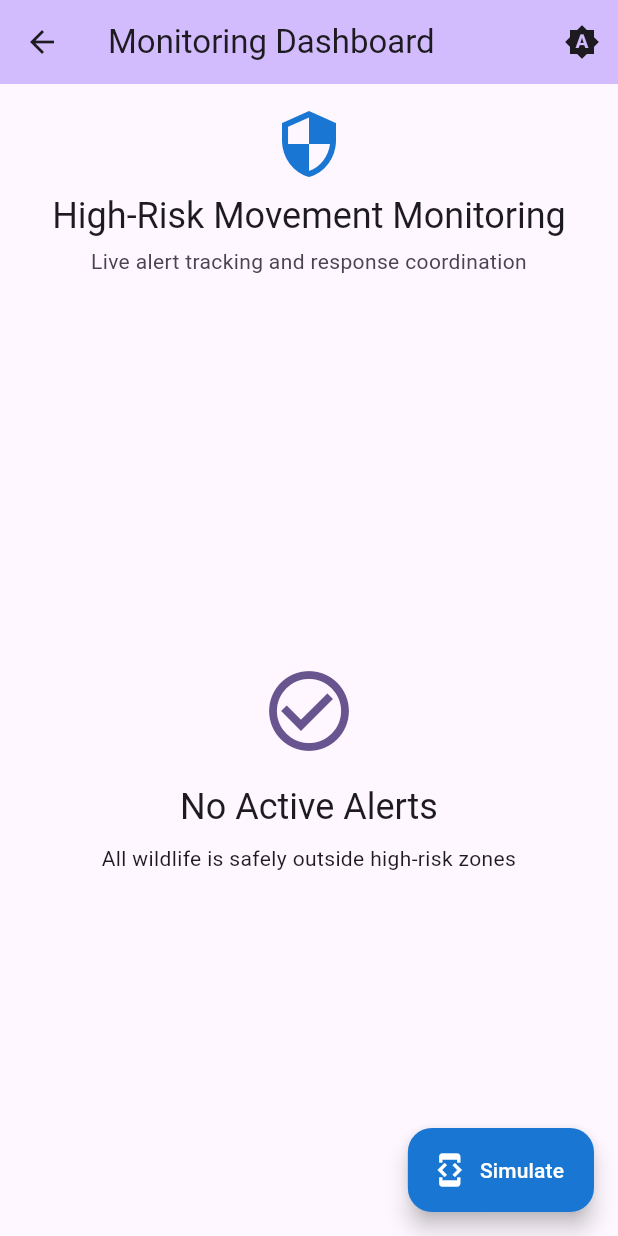
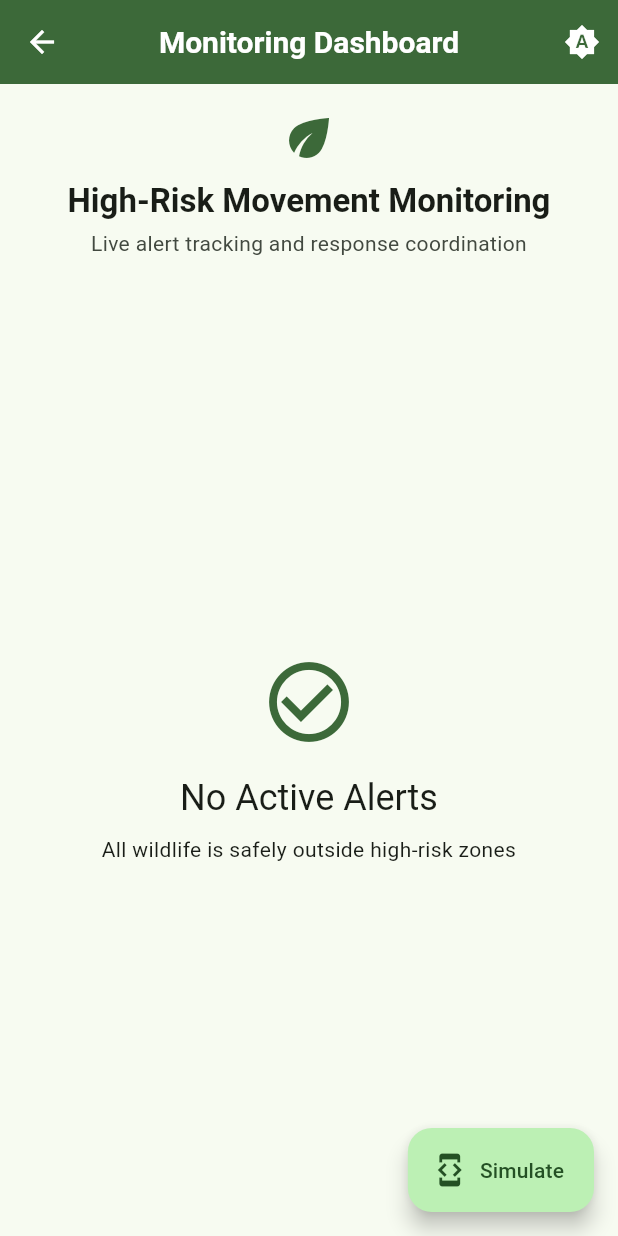
Before and after one commit to Senith001/wildora, a Flutter app: the screen it shows after launch, after a tap on "High-Risk Movement Monitoring", on a phone screen of 412 x 824 dp. Run offline on Flutter 3.47's test engine with Material 3 defaults, Android fonts, the phone set to English and light mode, and no system bars; our stand-ins replace cloud_firestore, firebase_core, firebase_messaging; accounts and stored records are empty.

Commit message:
style(high-risk): rebrand to conservation green theme and refresh alert and monitoring UI

```diff
--- a/lib/src/app/app.dart
+++ b/lib/src/app/app.dart
@@ -27,6 +27,7 @@ class WildoraApp extends StatelessWidget {
       builder: (context, _) {
         return MaterialApp(
           title: 'Wildora',
+          debugShowCheckedModeBanner: false,
           theme: AppTheme.light(),
           darkTheme: AppTheme.dark(),
           themeMode: themeController.themeMode,
--- a/lib/src/app/theme/app_theme.dart
+++ b/lib/src/app/theme/app_theme.dart
@@ -2,24 +2,122 @@ import 'package:flutter/material.dart';
 
 /// Centralized theme configuration for Wildora app.
 ///
-/// Provides both light and dark theme variants using the existing
-/// deepPurple seed color to maintain visual consistency.
+/// Provides both light and dark theme variants using a conservation green
+/// seed color to maintain visual consistency with the brand identity.
 class AppTheme {
   static ThemeData light() {
+    final colorScheme = ColorScheme.fromSeed(
+      seedColor: const Color(0xFF2E7D32), // Conservation green
+      brightness: Brightness.light,
+    );
+
     return ThemeData(
-      colorScheme: ColorScheme.fromSeed(
-        seedColor: Colors.deepPurple,
-        brightness: Brightness.light,
+      colorScheme: colorScheme,
+      appBarTheme: AppBarTheme(
+        backgroundColor: colorScheme.primary,
+        foregroundColor: colorScheme.onPrimary,
+        centerTitle: true,
+        elevation: 0,
+        scrolledUnderElevation: 2,
+        titleTextStyle: TextStyle(
+          color: colorScheme.onPrimary,
+          fontSize: 20,
+          fontWeight: FontWeight.bold,
+        ),
+      ),
+      cardTheme: CardThemeData(
+        elevation: 2,
+        surfaceTintColor: colorScheme.surfaceTint,
+        shape: RoundedRectangleBorder(borderRadius: BorderRadius.circular(16)),
+      ),
+      elevatedButtonTheme: ElevatedButtonThemeData(
+        style: ElevatedButton.styleFrom(
+          shape: RoundedRectangleBorder(
+            borderRadius: BorderRadius.circular(12),
+          ),
+          padding: const EdgeInsets.symmetric(vertical: 14, horizontal: 24),
+          textStyle: const TextStyle(fontWeight: FontWeight.bold),
+        ),
+      ),
+      outlinedButtonTheme: OutlinedButtonThemeData(
+        style: OutlinedButton.styleFrom(
+          shape: RoundedRectangleBorder(
+            borderRadius: BorderRadius.circular(12),
+          ),
+          padding: const EdgeInsets.symmetric(vertical: 14, horizontal: 24),
+          textStyle: const TextStyle(fontWeight: FontWeight.bold),
+        ),
+      ),
+      filledButtonTheme: FilledButtonThemeData(
+        style: FilledButton.styleFrom(
+          shape: RoundedRectangleBorder(
+            borderRadius: BorderRadius.circular(12),
+          ),
+          padding: const EdgeInsets.symmetric(vertical: 14, horizontal: 24),
+          textStyle: const TextStyle(fontWeight: FontWeight.bold),
+        ),
+      ),
+      listTileTheme: const ListTileThemeData(
+        contentPadding: EdgeInsets.symmetric(horizontal: 16, vertical: 4),
       ),
       extensions: [AlertColors.light],
     );
   }
 
   static ThemeData dark() {
+    final colorScheme = ColorScheme.fromSeed(
+      seedColor: const Color(0xFF2E7D32), // Conservation green
+      brightness: Brightness.dark,
+    );
+
     return ThemeData(
-      colorScheme: ColorScheme.fromSeed(
-        seedColor: Colors.deepPurple,
-        brightness: Brightness.dark,
+      colorScheme: colorScheme,
+      appBarTheme: AppBarTheme(
+        backgroundColor: colorScheme.primary,
+        foregroundColor: colorScheme.onPrimary,
+        centerTitle: true,
+        elevation: 0,
+        scrolledUnderElevation: 2,
+        titleTextStyle: TextStyle(
+          color: colorScheme.onPrimary,
+          fontSize: 20,
+          fontWeight: FontWeight.bold,
+        ),
+      ),
+      cardTheme: CardThemeData(
+        elevation: 2,
+        surfaceTintColor: colorScheme.surfaceTint,
+        shape: RoundedRectangleBorder(borderRadius: BorderRadius.circular(16)),
+      ),
+      elevatedButtonTheme: ElevatedButtonThemeData(
+        style: ElevatedButton.styleFrom(
+          shape: RoundedRectangleBorder(
+            borderRadius: BorderRadius.circular(12),
+          ),
+          padding: const EdgeInsets.symmetric(vertical: 14, horizontal: 24),
+          textStyle: const TextStyle(fontWeight: FontWeight.bold),
+        ),
+      ),
+      outlinedButtonTheme: OutlinedButtonThemeData(
+        style: OutlinedButton.styleFrom(
+          shape: RoundedRectangleBorder(
+            borderRadius: BorderRadius.circular(12),
+          ),
+          padding: const EdgeInsets.symmetric(vertical: 14, horizontal: 24),
+          textStyle: const TextStyle(fontWeight: FontWeight.bold),
+        ),
+      ),
+      filledButtonTheme: FilledButtonThemeData(
+        style: FilledButton.styleFrom(
+          shape: RoundedRectangleBorder(
+            borderRadius: BorderRadius.circular(12),
+          ),
+          padding: const EdgeInsets.symmetric(vertical: 14, horizontal: 24),
+          textStyle: const TextStyle(fontWeight: FontWeight.bold),
+        ),
+      ),
+      listTileTheme: const ListTileThemeData(
+        contentPadding: EdgeInsets.symmetric(horizontal: 16, vertical: 4),
       ),
       extensions: [AlertColors.dark],
     );
--- a/lib/src/features/high_risk_movement/presentation/monitoring_dashboard_screen.dart
+++ b/lib/src/features/high_risk_movement/presentation/monitoring_dashboard_screen.dart
@@ -1,6 +1,5 @@
 import 'package:flutter/material.dart';
 
-import '../../../app/theme/app_theme.dart';
 import '../../../app/theme/theme_controller.dart';
 import '../../../data/models/alert.dart';
 import '../application/animal_monitoring_controller.dart';
@@ -33,18 +32,15 @@ class MonitoringDashboardScreen extends StatefulWidget {
 class _MonitoringDashboardScreenState extends State<MonitoringDashboardScreen> {
   @override
   Widget build(BuildContext context) {
-    final alertColors = Theme.of(context).extension<AlertColors>()!;
-
     return Scaffold(
       appBar: AppBar(
         title: const Text('Monitoring Dashboard'),
-        backgroundColor: Theme.of(context).colorScheme.inversePrimary,
         actions: [
           // Theme toggle button
           PopupMenuButton<ThemeMode>(
             icon: Icon(
               _getThemeIcon(widget.themeController.themeMode),
-              color: Theme.of(context).colorScheme.onSurface,
+              color: Theme.of(context).colorScheme.onPrimary,
             ),
             onSelected: (ThemeMode mode) {
               widget.themeController.setThemeMode(mode);
@@ -93,12 +89,17 @@ class _MonitoringDashboardScreenState extends State<MonitoringDashboardScreen> {
               padding: const EdgeInsets.all(16),
               child: Column(
                 children: [
-                  Icon(Icons.security, size: 48, color: alertColors.signal),
+                  Icon(
+                    Icons.eco,
+                    size: 40,
+                    color: Theme.of(context).colorScheme.primary,
+                  ),
                   const SizedBox(height: 8),
                   Text(
                     'High-Risk Movement Monitoring',
-                    style: Theme.of(context).textTheme.headlineSmall?.copyWith(
+                    style: Theme.of(context).textTheme.titleLarge?.copyWith(
                       color: Theme.of(context).colorScheme.onSurface,
+                      fontWeight: FontWeight.bold,
                     ),
                     textAlign: TextAlign.center,
                   ),
@@ -204,8 +205,6 @@ class _MonitoringDashboardScreenState extends State<MonitoringDashboardScreen> {
         onPressed: () => _showSimulateLocationSheet(context),
         icon: const Icon(Icons.developer_mode),
         label: const Text('Simulate'),
-        backgroundColor: alertColors.signal,
-        foregroundColor: Theme.of(context).colorScheme.onPrimary,
       ),
     );
   }
```
Also changed, not shown: lib/src/features/high_risk_movement/presentation/alert_detail_screen.dart (+91 -79 lines), lib/src/features/high_risk_movement/presentation/widgets/alert_list_tile.dart (+14 -9 lines).
